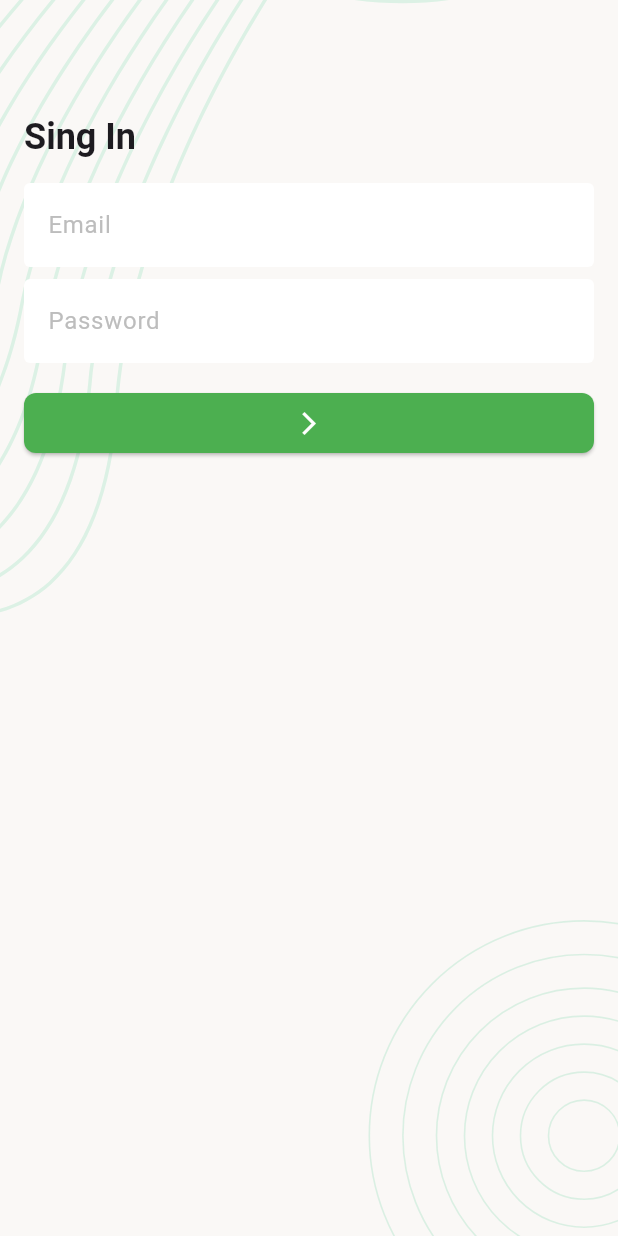
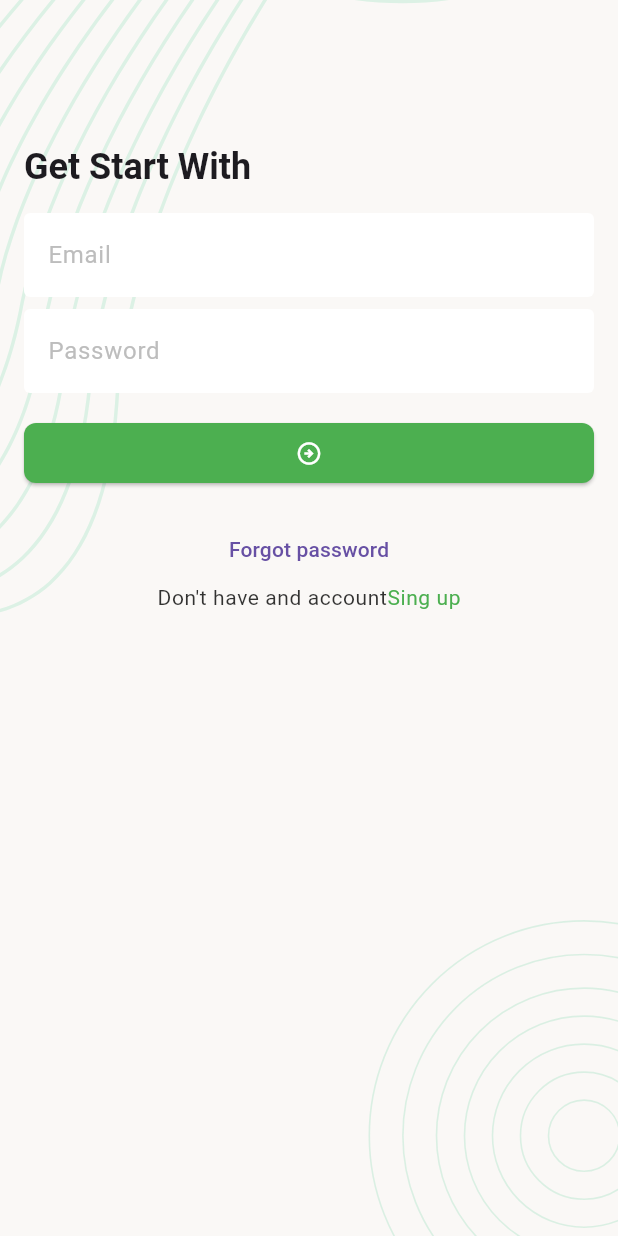
Before and after one commit to mdmridul6/rest_task_manager, a Flutter app: the screen it shows after launch, on a phone screen of 412 x 824 dp. Run offline on Flutter 3.47's test engine with Material 3 defaults, Android fonts, the light colour scheme and no system bars; our stand-ins replace flutter_svg.

Commit message:
add sing in screen

```diff
--- a/lib/ui/screens/sing_in_screen.dart
+++ b/lib/ui/screens/sing_in_screen.dart
@@ -1,4 +1,6 @@
+import 'package:flutter/gestures.dart';
 import 'package:flutter/material.dart';
+import 'package:rest_task_manager/ui/utility/app_color.dart';
 import 'package:rest_task_manager/ui/widgets/background_widget.dart';
 
 class SingInScreen extends StatefulWidget {
@@ -20,8 +22,11 @@ class _SingInScreenState extends State<SingInScreen> {
               child: Column(
                 crossAxisAlignment: CrossAxisAlignment.start,
                 children: [
-                  SizedBox(height: 60),
-                  Text('Sing In', style: Theme.of(context).textTheme.titleLarge),
+                  SizedBox(height: 80),
+                  Text(
+                    'Get Start With',
+                    style: Theme.of(context).textTheme.titleLarge,
+                  ),
                   SizedBox(height: 16),
                   TextFormField(
                     decoration: InputDecoration(hintText: 'Email'),
@@ -35,7 +40,38 @@ class _SingInScreenState extends State<SingInScreen> {
                   SizedBox(height: 16),
                   ElevatedButton(
                     onPressed: () {},
-                    child: Icon(Icons.arrow_forward_ios_sharp),
+                    child: Icon(
+                      Icons.arrow_circle_right_outlined,
+                      color: Colors.white,
+                    ),
+                  ),
+                  SizedBox(height: 16),
+                  Center(
+                    child: Column(
+                      children: [
+                        TextButton(
+                          onPressed: () {},
+                          child: Text('Forgot password'),
+                        ),
+                        RichText(
+                          text: TextSpan(
+                            text: "Don't have and account",
+                            style: TextStyle(
+                              color: Colors.black.withValues(alpha: 0.8),
+                              letterSpacing: 0.4,
+                            ),
+                            children: [
+                              TextSpan(
+                                text: "Sing up",
+                                style: TextStyle(color: AppColor.primaryColor),
+                                recognizer:
+                                    TapGestureRecognizer()..onTap = () {},
+                              ),
+                            ],
+                          ),
+                        ),
+                      ],
+                    ),
                   ),
                 ],
               ),
```
